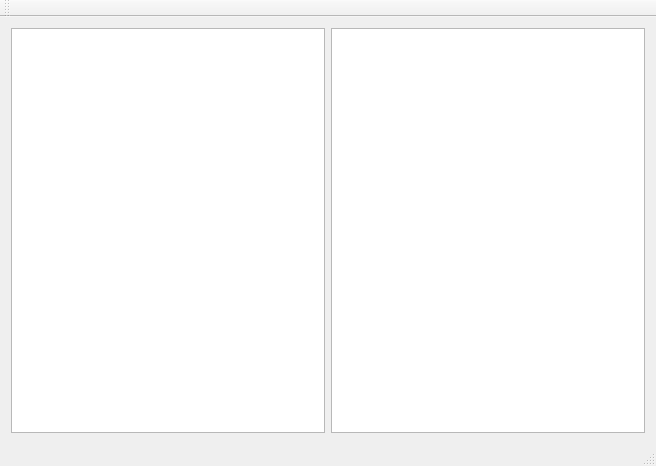
The window that mainwindow.ui (avansp/MRViewer) describes before a commit, drawn with Qt 5.
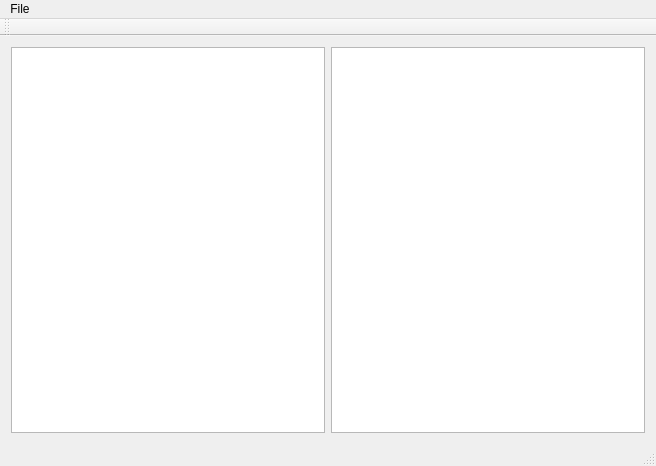
The same window after the commit.

Commit message:
New QGraphicsImageView class
Created QGraphicsImageView class to extend QGraphicsView, which mainly
shows 2D QImage as the main scene.

Initial function is showing an image and expand it to fit the
LargestPossibleArea (the whole image).

QGraphicsImageView uses QGraphicsImageViewPrivate class to keep the
header simple.

```diff
--- a/mainwindow.ui
+++ b/mainwindow.ui
@@ -32,6 +32,25 @@
    </attribute>
   </widget>
   <widget class="QStatusBar" name="statusBar"/>
+  <widget class="QMenuBar" name="menuBar">
+   <property name="geometry">
+    <rect>
+     <x>0</x>
+     <y>0</y>
+     <width>656</width>
+     <height>22</height>
+    </rect>
+   </property>
+   <property name="nativeMenuBar">
+    <bool>false</bool>
+   </property>
+   <widget class="QMenu" name="menuFile">
+    <property name="title">
+     <string>File</string>
+    </property>
+   </widget>
+   <addaction name="menuFile"/>
+  </widget>
  </widget>
  <layoutdefault spacing="6" margin="11"/>
  <resources/>
```
The commit also changes 5 other files.
